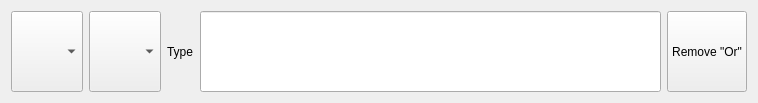
The window that ui/SearchOrFrame.ui (CS-4820-Library-Project/COUNTER-5-Report-Tool-2020-5.0) describes before a commit, drawn with Qt 5.
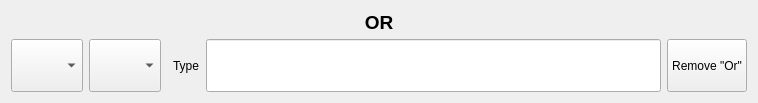
The same window after the commit.

Commit message: AND/OR labels added to Search

The edit to the form file:
```diff
--- a/ui/SearchOrFrame.ui
+++ b/ui/SearchOrFrame.ui
@@ -26,7 +26,27 @@
    <enum>QFrame::Plain</enum>
   </property>
   <layout class="QGridLayout" name="gridLayout">
-   <item row="0" column="1">
+   <item row="1" column="0">
+    <widget class="QComboBox" name="search_field_parameter_combobox">
+     <property name="sizePolicy">
+      <sizepolicy hsizetype="Preferred" vsizetype="Minimum">
+       <horstretch>0</horstretch>
+       <verstretch>0</verstretch>
+      </sizepolicy>
+     </property>
+    </widget>
+   </item>
+   <item row="1" column="4">
+    <widget class="QLineEdit" name="search_value_parameter_lineedit">
+     <property name="sizePolicy">
+      <sizepolicy hsizetype="Expanding" vsizetype="Minimum">
+       <horstretch>0</horstretch>
+       <verstretch>0</verstretch>
+      </sizepolicy>
+     </property>
+    </widget>
+   </item>
+   <item row="1" column="1">
     <widget class="QComboBox" name="search_comparison_parameter_combobox">
      <property name="sizePolicy">
       <sizepolicy hsizetype="Preferred" vsizetype="Minimum">
@@ -36,14 +56,14 @@
      </property>
     </widget>
    </item>
-   <item row="0" column="3">
+   <item row="1" column="3">
     <widget class="QLabel" name="search_type_label">
      <property name="text">
       <string>Type</string>
      </property>
     </widget>
    </item>
-   <item row="0" column="5">
+   <item row="1" column="5">
     <widget class="QPushButton" name="search_remove_or_clause_button">
      <property name="sizePolicy">
       <sizepolicy hsizetype="Preferred" vsizetype="Minimum">
@@ -56,23 +76,29 @@
      </property>
     </widget>
    </item>
-   <item row="0" column="0">
-    <widget class="QComboBox" name="search_field_parameter_combobox">
-     <property name="sizePolicy">
-      <sizepolicy hsizetype="Preferred" vsizetype="Minimum">
-       <horstretch>0</horstretch>
-       <verstretch>0</verstretch>
-      </sizepolicy>
+   <item row="0" column="0" colspan="6">
+    <widget class="QLabel" name="label">
+     <property name="maximumSize">
+      <size>
+       <width>16777215</width>
+       <height>22</height>
+      </size>
      </property>
-    </widget>
-   </item>
-   <item row="0" column="4">
-    <widget class="QLineEdit" name="search_value_parameter_lineedit">
-     <property name="sizePolicy">
-      <sizepolicy hsizetype="Expanding" vsizetype="Minimum">
-       <horstretch>0</horstretch>
-       <verstretch>0</verstretch>
-      </sizepolicy>
+     <property name="font">
+      <font>
+       <pointsize>14</pointsize>
+       <weight>75</weight>
+       <bold>true</bold>
+      </font>
+     </property>
+     <property name="autoFillBackground">
+      <bool>false</bool>
+     </property>
+     <property name="text">
+      <string>OR</string>
+     </property>
+     <property name="alignment">
+      <set>Qt::AlignCenter</set>
      </property>
     </widget>
    </item>
```
The commit also changes 4 other files.
